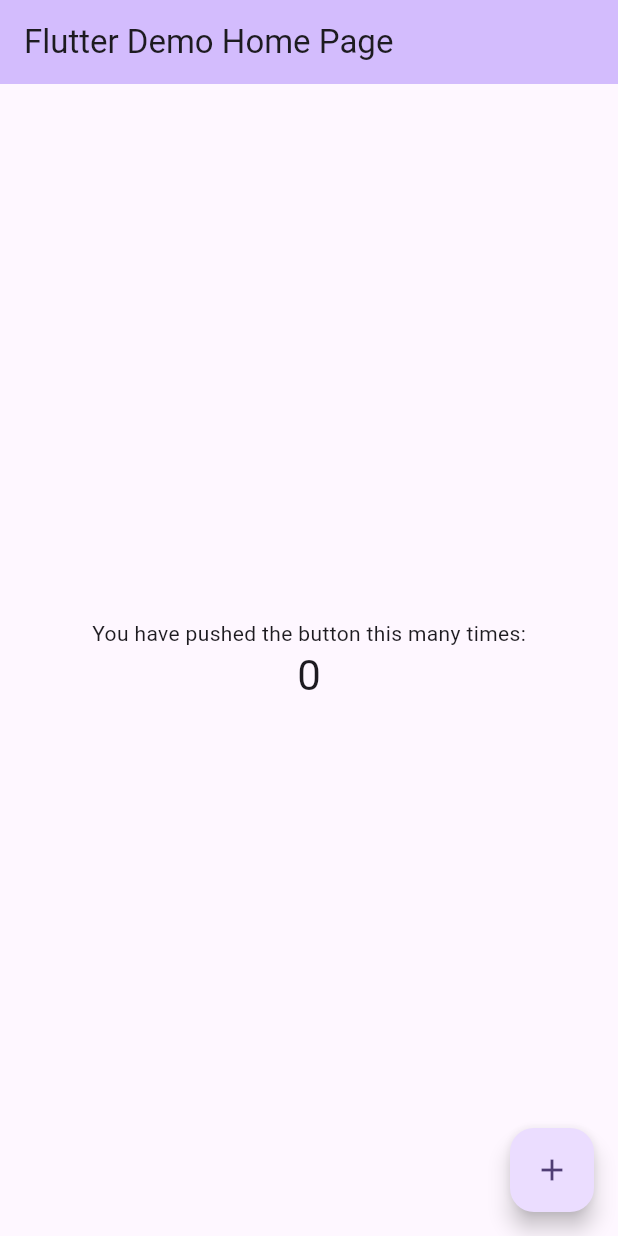
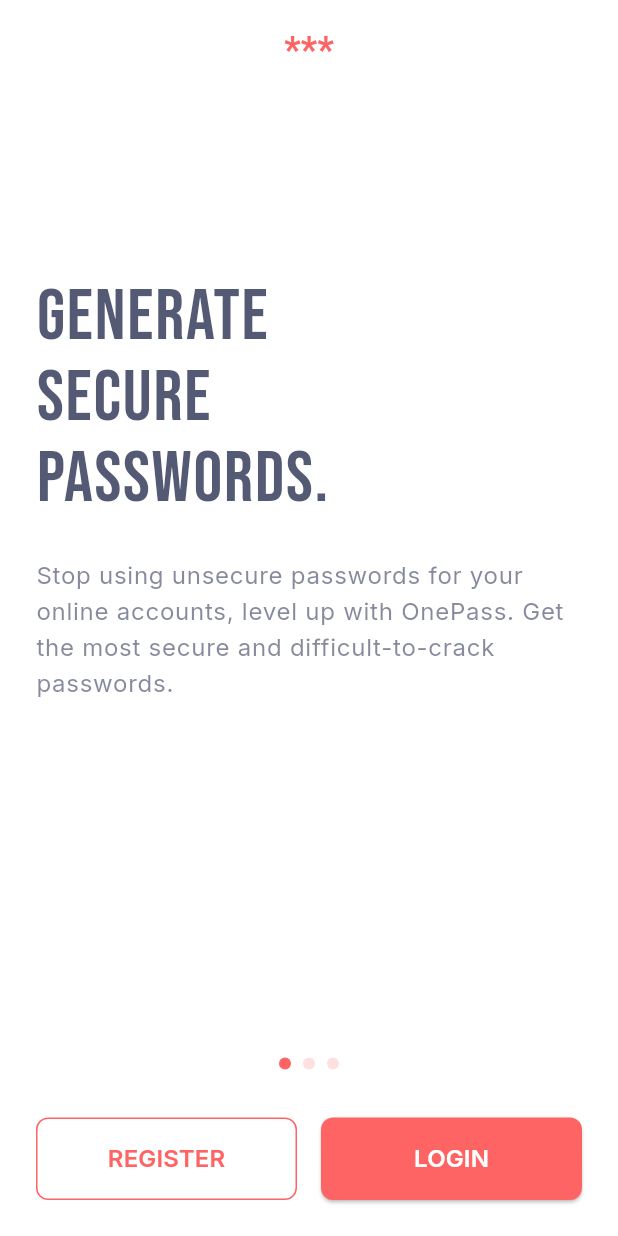
Before and after one commit to i-sifat/Passify, a Flutter app: the screen it shows after launch, on a phone screen of 412 x 824 dp. Run offline on Flutter 3.47's test engine with Material 3 defaults, Android fonts, the light colour scheme and no system bars; drawn by our look-alikes of smooth_page_indicator; our stand-ins replace flutter_riverpod, google_fonts, shared_preferences.

Commit message:
added onboarding page

```diff
--- a/lib/main.dart
+++ b/lib/main.dart
@@ -1,125 +1,26 @@
 import 'package:flutter/material.dart';
+import 'package:flutter_riverpod/flutter_riverpod.dart';
+import 'theme/app_theme.dart';
+import 'providers/theme_provider.dart';
+import 'screens/splash_screen.dart';
 
 void main() {
-  runApp(const MyApp());
+  runApp(const ProviderScope(child: MyApp()));
 }
 
-class MyApp extends StatelessWidget {
+class MyApp extends ConsumerWidget {
   const MyApp({super.key});
 
-  // This widget is the root of your application.
   @override
-  Widget build(BuildContext context) {
+  Widget build(BuildContext context, WidgetRef ref) {
+    final themeMode = ref.watch(themeProvider);
+
     return MaterialApp(
-      title: 'Flutter Demo',
-      theme: ThemeData(
-        // This is the theme of your application.
-        //
-        // TRY THIS: Try running your application with "flutter run". You'll see
-        // the application has a purple toolbar. Then, without quitting the app,
-        // try changing the seedColor in the colorScheme below to Colors.green
-        // and then invoke "hot reload" (save your changes or press the "hot
-        // reload" button in a Flutter-supported IDE, or press "r" if you used
-        // the command line to start the app).
-        //
-        // Notice that the counter didn't reset back to zero; the application
-        // state is not lost during the reload. To reset the state, use hot
-        // restart instead.
-        //
-        // This works for code too, not just values: Most code changes can be
-        // tested with just a hot reload.
-        colorScheme: ColorScheme.fromSeed(seedColor: Colors.deepPurple),
-        useMaterial3: true,
-      ),
-      home: const MyHomePage(title: 'Flutter Demo Home Page'),
+      title: 'Passify',
+      themeMode: themeMode,
+      theme: AppTheme.lightTheme(),
+      darkTheme: AppTheme.darkTheme(),
+      home: const SplashScreen(),
     );
   }
 }
-
-class MyHomePage extends StatefulWidget {
-  const MyHomePage({super.key, required this.title});
-
-  // This widget is the home page of your application. It is stateful, meaning
-  // that it has a State object (defined below) that contains fields that affect
-  // how it looks.
-
-  // This class is the configuration for the state. It holds the values (in this
-  // case the title) provided by the parent (in this case the App widget) and
-  // used by the build method of the State. Fields in a Widget subclass are
-  // always marked "final".
-
-  final String title;
-
-  @override
-  State<MyHomePage> createState() => _MyHomePageState();
-}
-
-class _MyHomePageState extends State<MyHomePage> {
-  int _counter = 0;
-
-  void _incrementCounter() {
-    setState(() {
-      // This call to setState tells the Flutter framework that something has
-      // changed in this State, which causes it to rerun the build method below
-      // so that the display can reflect the updated values. If we changed
-      // _counter without calling setState(), then the build method would not be
-      // called again, and so nothing would appear to happen.
-      _counter++;
-    });
-  }
-
-  @override
-  Widget build(BuildContext context) {
-    // This method is rerun every time setState is called, for instance as done
-    // by the _incrementCounter method above.
-    //
-    // The Flutter framework has been optimized to make rerunning build methods
-    // fast, so that you can just rebuild anything that needs updating rather
-    // than having to individually change instances of widgets.
-    return Scaffold(
-      appBar: AppBar(
-        // TRY THIS: Try changing the color here to a specific color (to
-        // Colors.amber, perhaps?) and trigger a hot reload to see the AppBar
-        // change color while the other colors stay the same.
-        backgroundColor: Theme.of(context).colorScheme.inversePrimary,
-        // Here we take the value from the MyHomePage object that was created by
-        // the App.build method, and use it to set our appbar title.
-        title: Text(widget.title),
-      ),
-      body: Center(
-        // Center is a layout widget. It takes a single child and positions it
-        // in the middle of the parent.
-        child: Column(
-          // Column is also a layout widget. It takes a list of children and
-          // arranges them vertically. By default, it sizes itself to fit its
-          // children horizontally, and tries to be as tall as its parent.
-          //
-          // Column has various properties to control how it sizes itself and
-          // how it positions its children. Here we use mainAxisAlignment to
-          // center the children vertically; the main axis here is the vertical
-          // axis because Columns are vertical (the cross axis would be
-          // horizontal).
-          //
-          // TRY THIS: Invoke "debug painting" (choose the "Toggle Debug Paint"
-          // action in the IDE, or press "p" in the console), to see the
-          // wireframe for each widget.
-          mainAxisAlignment: MainAxisAlignment.center,
-          children: <Widget>[
-            const Text(
-              'You have pushed the button this many times:',
-            ),
-            Text(
-              '$_counter',
-              style: Theme.of(context).textTheme.headlineMedium,
-            ),
-          ],
-        ),
-      ),
-      floatingActionButton: FloatingActionButton(
-        onPressed: _incrementCounter,
-        tooltip: 'Increment',
-        child: const Icon(Icons.add),
-      ), // This trailing comma makes auto-formatting nicer for build methods.
-    );
-  }
-}
--- /dev/null
+++ b/lib/screens/onboarding/onboarding_page.dart
@@ -0,0 +1,43 @@
+import 'package:flutter/material.dart';
+
+class OnboardingPageData {
+  final String title;
+  final String subtitle;
+
+  OnboardingPageData({
+    required this.title,
+    required this.subtitle,
+  });
+}
+
+class OnboardingPage extends StatelessWidget {
+  final OnboardingPageData data;
+
+  const OnboardingPage({
+    super.key,
+    required this.data,
+  });
+
+  @override
+  Widget build(BuildContext context) {
+    return Padding(
+      padding: const EdgeInsets.all(24.0),
+      child: Column(
+        crossAxisAlignment: CrossAxisAlignment.start,
+        children: [
+          const Spacer(),
+          Text(
+            data.title,
+            style: Theme.of(context).textTheme.displayLarge,
+          ),
+          const SizedBox(height: 24),
+          Text(
+            data.subtitle,
+            style: Theme.of(context).textTheme.bodyLarge,
+          ),
+          const Spacer(flex: 2),
+        ],
+      ),
+    );
+  }
+}
--- /dev/null
+++ b/lib/screens/onboarding/onboarding_screen.dart
@@ -0,0 +1,116 @@
+import 'package:flutter/material.dart';
+import 'package:smooth_page_indicator/smooth_page_indicator.dart';
+import 'onboarding_page.dart';
+
+class OnboardingScreen extends StatefulWidget {
+  const OnboardingScreen({super.key});
+
+  @override
+  State<OnboardingScreen> createState() => _OnboardingScreenState();
+}
+
+class _OnboardingScreenState extends State<OnboardingScreen> {
+  final _pageController = PageController();
+  int _currentPage = 0;
+
+  final List<OnboardingPageData> _pages = [
+    OnboardingPageData(
+      title: 'GENERATE\nSECURE\nPASSWORDS.',
+      subtitle: 'Stop using unsecure passwords for your online accounts, level up with OnePass. Get the most secure and difficult-to-crack passwords.',
+    ),
+    OnboardingPageData(
+      title: 'ALL YOUR\nPASSWORDS ARE\nHERE.',
+      subtitle: 'Store and manage all of your passwords from one place. Don\'t remember hundreds of passwords, just remember one.',
+    ),
+    OnboardingPageData(
+      title: 'DON\'T TYPE,\nAUTOFILL YOUR\nCREDENTIALS.',
+      subtitle: 'Don\'t compromise your passwords by typing them in public, let OnePass autofill those and keep your credentials secure.',
+    ),
+  ];
+
+  @override
+  void dispose() {
+    _pageController.dispose();
+    super.dispose();
+  }
+
+  @override
+  Widget build(BuildContext context) {
+    return Scaffold(
+      body: SafeArea(
+        child: Column(
+          children: [
+            Padding(
+              padding: const EdgeInsets.all(16.0),
+              child: Row(
+                mainAxisAlignment: MainAxisAlignment.center,
+                children: [
+                  Text(
+                    '***',
+                    style: TextStyle(
+                      color: Theme.of(context).primaryColor,
+                      fontSize: 24,
+                      fontWeight: FontWeight.bold,
+                    ),
+                  ),
+                ],
+              ),
+            ),
+            Expanded(
+              child: PageView.builder(
+                controller: _pageController,
+                itemCount: _pages.length,
+                onPageChanged: (index) {
+                  setState(() => _currentPage = index);
+                },
+                itemBuilder: (context, index) {
+                  return OnboardingPage(data: _pages[index]);
+                },
+              ),
+            ),
+            Padding(
+              padding: const EdgeInsets.all(24.0),
+              child: Column(
+                children: [
+                  SmoothPageIndicator(
+                    controller: _pageController,
+                    count: _pages.length,
+                    effect: WormEffect(
+                      dotHeight: 8,
+                      dotWidth: 8,
+                      spacing: 8,
+                      activeDotColor: Theme.of(context).primaryColor,
+                      dotColor: Theme.of(context).primaryColor.withOpacity(0.2),
+                    ),
+                  ),
+                  const SizedBox(height: 32),
+                  Row(
+                    children: [
+                      Expanded(
+                        child: OutlinedButton(
+                          onPressed: () {
+                            // TODO: Navigate to register screen
+                          },
+                          child: const Text('REGISTER'),
+                        ),
+                      ),
+                      const SizedBox(width: 16),
+                      Expanded(
+                        child: ElevatedButton(
+                          onPressed: () {
+                            // TODO: Navigate to login screen
+                          },
+                          child: const Text('LOGIN'),
+                        ),
+                      ),
+                    ],
+                  ),
+                ],
+              ),
+            ),
+          ],
+        ),
+      ),
+    );
+  }
+}
--- /dev/null
+++ b/lib/theme/app_theme.dart
@@ -0,0 +1,100 @@
+import 'package:flutter/material.dart';
+import 'package:google_fonts/google_fonts.dart';
+
+class AppTheme {
+  static const lightBackground = Colors.white;
+  static const darkBackground = Color(0xFF545974);
+  static const accentColor = Color(0xFFFF6464);
+  static const lightTextColor = Color(0xFF545974);
+  static const darkTextColor = Colors.white;
+
+  static ThemeData lightTheme() {
+    return ThemeData(
+      brightness: Brightness.light,
+      scaffoldBackgroundColor: lightBackground,
+      primaryColor: accentColor,
+      textTheme: TextTheme(
+        displayLarge: const TextStyle(
+          fontFamily: 'BebasNeue',
+          fontSize: 48,
+          color: lightTextColor,
+          letterSpacing: 1.2,
+        ),
+        bodyLarge: GoogleFonts.inter(
+          fontSize: 16,
+          color: lightTextColor.withOpacity(0.7),
+        ),
+        labelLarge: GoogleFonts.inter(
+          fontSize: 16,
+          color: Colors.white,
+          fontWeight: FontWeight.w600,
+        ),
+      ),
+      elevatedButtonTheme: ElevatedButtonThemeData(
+        style: ElevatedButton.styleFrom(
+          backgroundColor: accentColor,
+          foregroundColor: Colors.white,
+          padding: const EdgeInsets.symmetric(horizontal: 32, vertical: 16),
+          shape: RoundedRectangleBorder(
+            borderRadius: BorderRadius.circular(8),
+          ),
+        ),
+      ),
+      outlinedButtonTheme: OutlinedButtonThemeData(
+        style: OutlinedButton.styleFrom(
+          foregroundColor: accentColor,
+          side: const BorderSide(color: accentColor),
+          padding: const EdgeInsets.symmetric(horizontal: 32, vertical: 16),
+          shape: RoundedRectangleBorder(
+            borderRadius: BorderRadius.circular(8),
+          ),
+        ),
+      ),
+    );
+  }
+
+  static ThemeData darkTheme() {
+    return ThemeData(
+      brightness: Brightness.dark,
+      scaffoldBackgroundColor: darkBackground,
+      primaryColor: accentColor,
+      textTheme: TextTheme(
+        displayLarge: const TextStyle(
+          fontFamily: 'BebasNeue',
+          fontSize: 48,
+          color: darkTextColor,
+          letterSpacing: 1.2,
+        ),
+        bodyLarge: GoogleFonts.inter(
+          fontSize: 16,
+          color: darkTextColor.withOpacity(0.7),
+        ),
+        labelLarge: GoogleFonts.inter(
+          fontSize: 16,
+          color: Colors.white,
+          fontWeight: FontWeight.w600,
+        ),
+      ),
+      elevatedButtonTheme: ElevatedButtonThemeData(
+        style: ElevatedButton.styleFrom(
+          backgroundColor: accentColor,
+          foregroundColor: Colors.white,
+          padding: const EdgeInsets.symmetric(horizontal: 32, vertical: 16),
+          shape: RoundedRectangleBorder(
+            borderRadius: BorderRadius.circular(8),
+          ),
+        ),
+      ),
+      outlinedButtonTheme: OutlinedButtonThemeData(
+        style: OutlinedButton.styleFrom(
+          foregroundColor: accentColor,
+          side: const BorderSide(color: accentColor),
+          padding: const EdgeInsets.symmetric(horizontal: 32, vertical: 16),
+          shape: RoundedRectangleBorder(
+            borderRadius: BorderRadius.circular(8),
+          ),
+        ),
+      ),
+    );
+  }
+}
```
Also changed, not shown: lib/providers/theme_provider.dart (added, +27 -0 lines), lib/screens/splash_screen.dart (added, +74 -0 lines), pubspec.yaml (+10 -70 lines), assets/fonts/BebasNeue-Regular.ttf (added), pubspec.lock, 103 other files.
